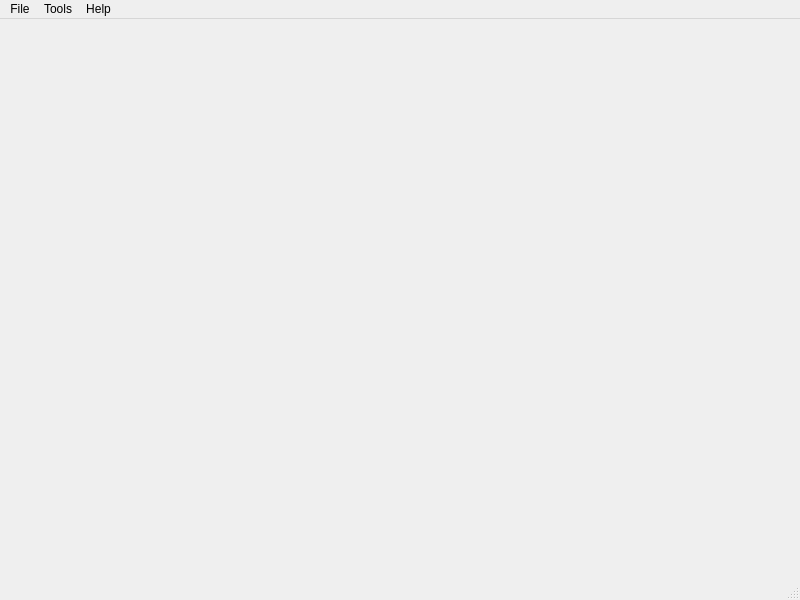
Before: the Qt Designer form ycad/mainwindow.ui in yurik42/ycad, drawn with Qt 5.
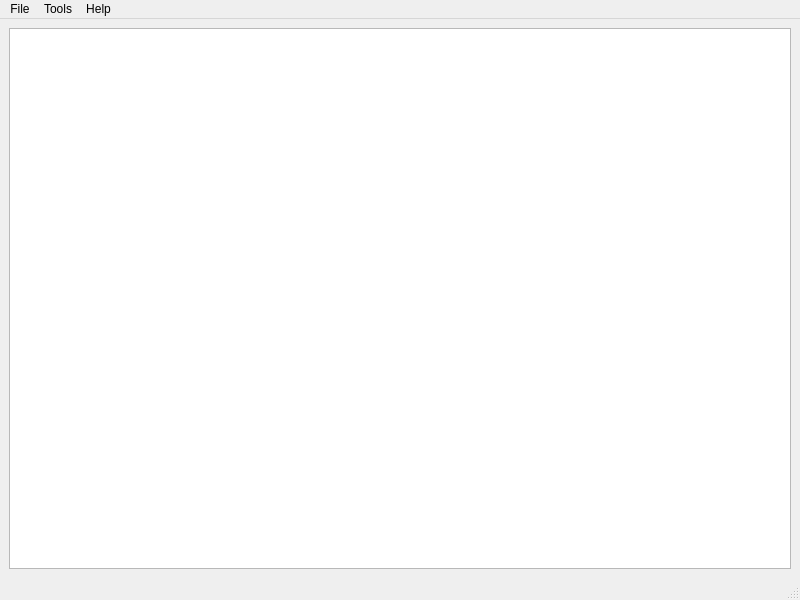
After: the same form once the commit is applied.

What changed in the file:
```diff
--- a/ycad/mainwindow.ui
+++ b/ycad/mainwindow.ui
@@ -13,7 +13,13 @@
   <property name="windowTitle">
    <string>MainWindow</string>
   </property>
-  <widget class="QWidget" name="centralwidget"/>
+  <widget class="QWidget" name="centralwidget">
+   <layout class="QHBoxLayout" name="horizontalLayout">
+    <item>
+     <widget class="QGraphicsView" name="graphicsView"/>
+    </item>
+   </layout>
+  </widget>
   <widget class="QMenuBar" name="menubar">
    <property name="geometry">
     <rect>
```
